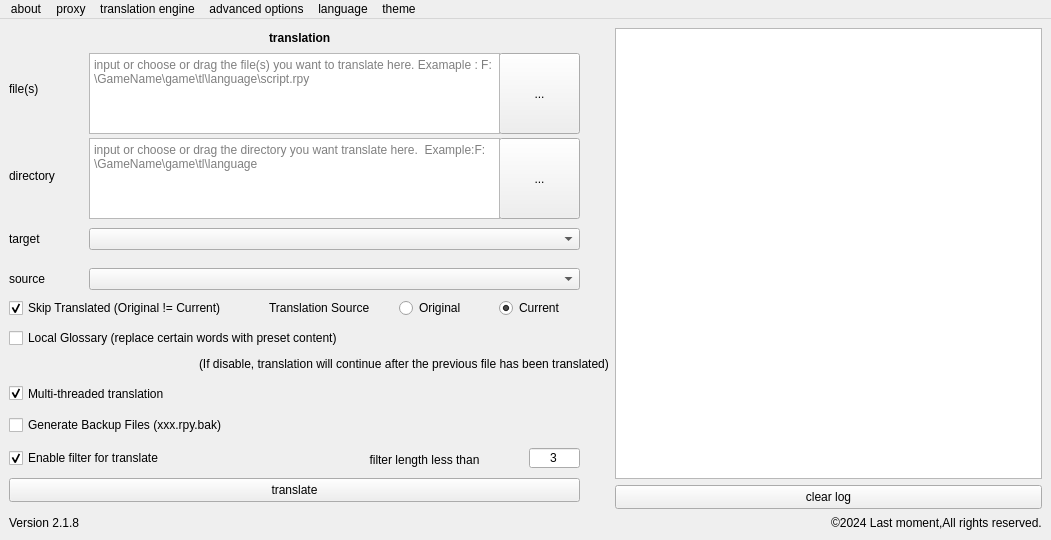
Before: the Qt Designer form src/ui.ui in anonymousException/renpy-translator, drawn with Qt 5.
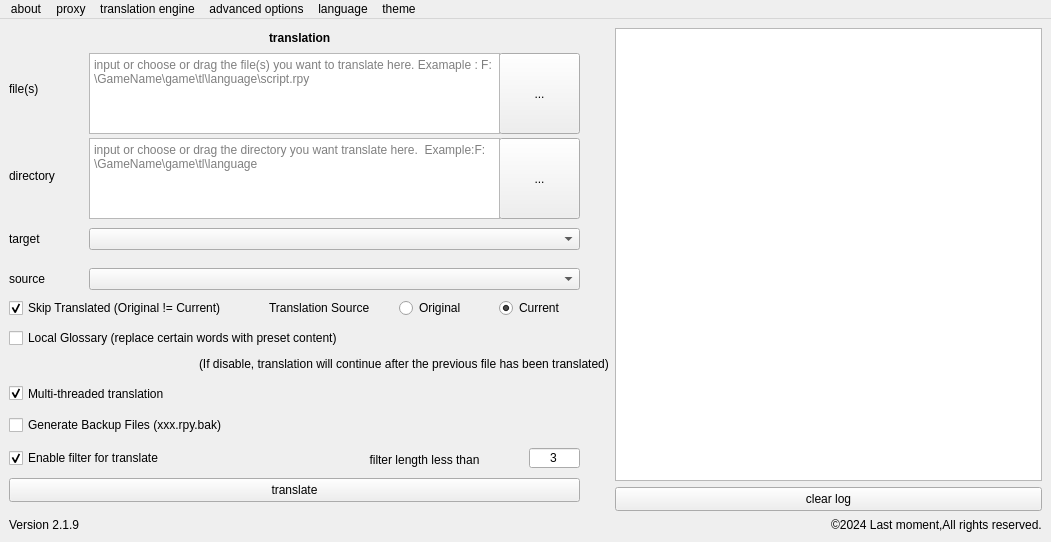
After: the same form once the commit is applied.

The edit to the form file:
```diff
--- a/src/ui.ui
+++ b/src/ui.ui
@@ -7,7 +7,7 @@
     <x>0</x>
     <y>0</y>
     <width>1051</width>
-    <height>540</height>
+    <height>542</height>
    </rect>
   </property>
   <property name="windowTitle">
@@ -75,7 +75,7 @@
        </size>
       </property>
       <property name="text">
-       <string>Version 2.1.8</string>
+       <string>Version 2.1.9</string>
       </property>
      </widget>
     </item>
```
